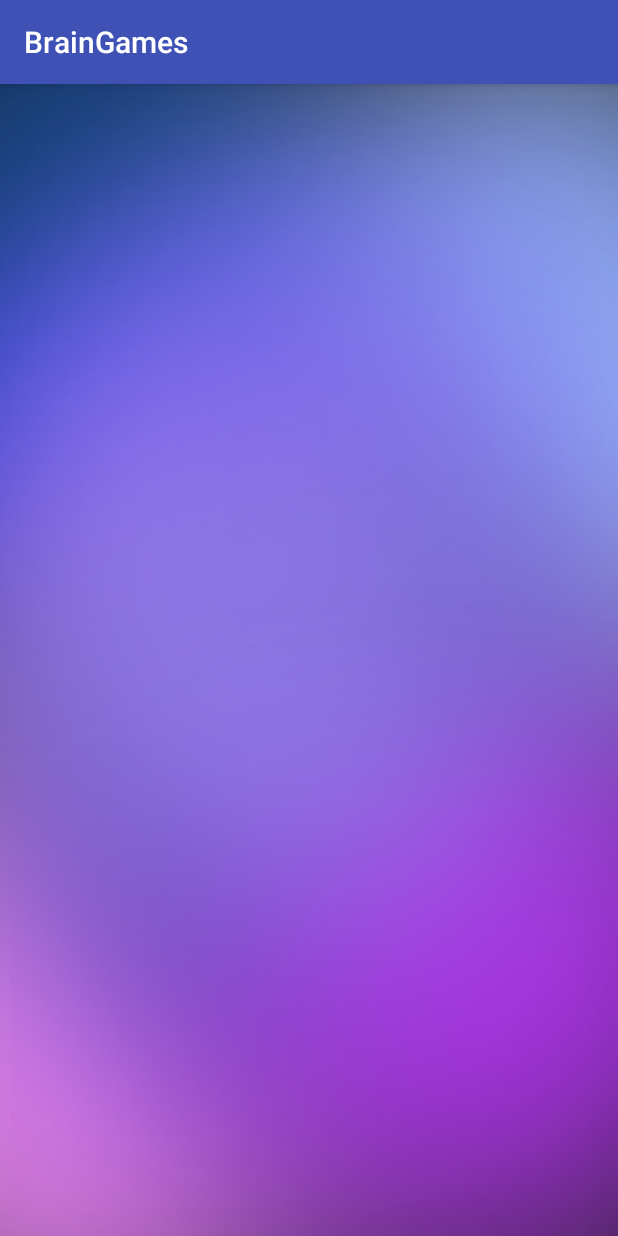
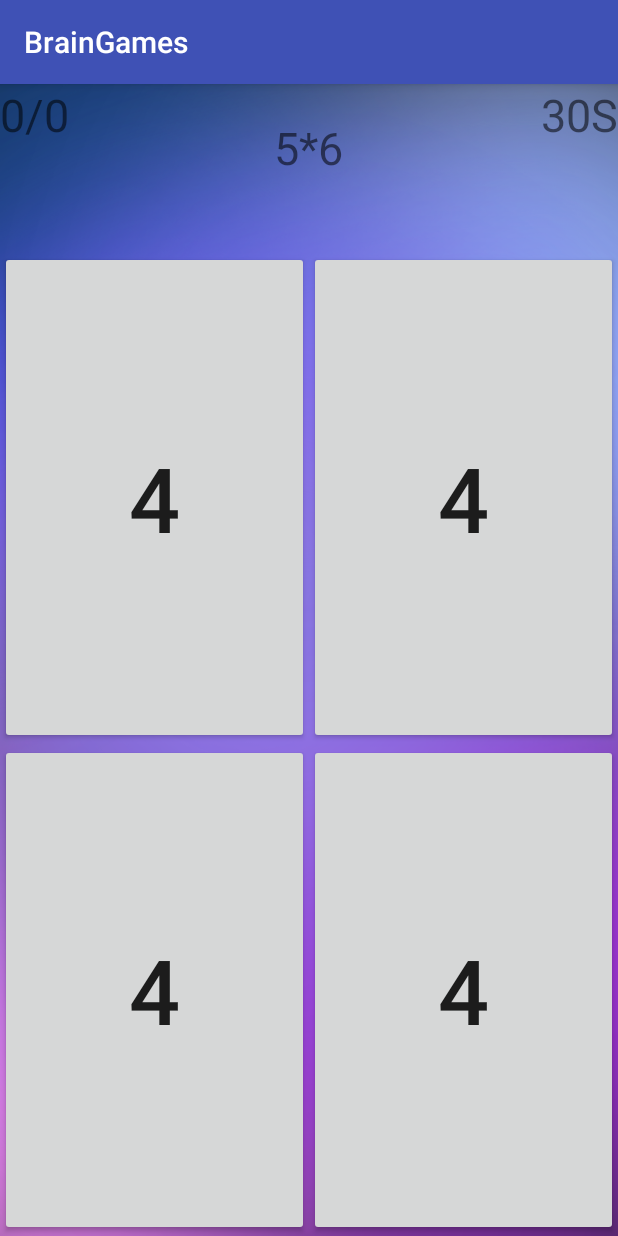
Before and after one commit to Collins33/brainGames, an Android app: the secondActivity screen opened directly, with no data from a screen before it, on a phone screen of 412 x 824 dp. Run offline under Robolectric (Android 15) with nearby library versions, the phone set to English and light mode, and no system bars.

Commit message:
I have added the layout for the game itself

```diff
--- a/app/src/main/res/layout/activity_second.xml
+++ b/app/src/main/res/layout/activity_second.xml
@@ -7,4 +7,94 @@
     android:background="@drawable/secondactivity"
     tools:context="com.example.root.braingames.secondActivity">
 
+
+    <TextView
+        android:id="@+id/textScore"
+        android:layout_width="wrap_content"
+        android:layout_height="wrap_content"
+        android:text="0/0"
+        android:textSize="30dp"
+        android:layout_alignBaseline="@+id/textView4"
+        android:layout_alignBottom="@+id/textView4"
+        android:layout_alignParentLeft="true"
+        android:layout_alignParentStart="true" />
+
+    <TextView
+        android:id="@+id/textTime"
+        android:layout_width="wrap_content"
+        android:layout_height="wrap_content"
+        android:layout_alignParentEnd="true"
+        android:layout_alignParentRight="true"
+        android:layout_alignParentTop="true"
+        android:text="30S"
+        android:textSize="30dp"/>
+
+    <TextView
+        android:id="@+id/textTrivia"
+        android:layout_width="wrap_content"
+        android:layout_height="wrap_content"
+        android:layout_marginTop="22dp"
+        android:text="5*6"
+        android:textSize="30dp"
+        android:layout_below="@+id/textView2"
+        android:layout_centerHorizontal="true" />
+
+    <GridLayout
+        android:layout_width="match_parent"
+        android:layout_height="match_parent"
+        android:layout_marginTop="111dp"
+        android:layout_below="@+id/textView4"
+        android:layout_alignParentRight="true"
+        android:layout_alignParentEnd="true">
+
+        <Button
+            android:id="@+id/button1"
+            android:layout_width="wrap_content"
+            android:layout_height="wrap_content"
+            android:layout_column="0"
+            android:layout_columnWeight="1"
+            android:layout_gravity="fill"
+            android:layout_row="0"
+            android:layout_rowWeight="1"
+            android:tag="0"
+            android:text="4"
+            android:textSize="60dp" />
+        <Button
+            android:id="@+id/button2"
+            android:layout_width="wrap_content"
+            android:layout_height="wrap_content"
+            android:layout_column="0"
+            android:layout_columnWeight="1"
+            android:layout_gravity="fill"
+            android:layout_row="1"
+            android:layout_rowWeight="1"
+            android:tag="1"
+            android:text="4"
+            android:textSize="60dp" />
+        <Button
+            android:id="@+id/button3"
+            android:layout_width="wrap_content"
+            android:layout_height="wrap_content"
+            android:layout_column="1"
+            android:layout_columnWeight="1"
+            android:layout_gravity="fill"
+            android:layout_row="0"
+            android:layout_rowWeight="1"
+            android:tag="2"
+            android:text="4"
+            android:textSize="60dp" />
+        <Button
+            android:id="@+id/button4"
+            android:layout_width="wrap_content"
+            android:layout_height="wrap_content"
+            android:layout_column="1"
+            android:layout_columnWeight="1"
+            android:layout_gravity="fill"
+            android:layout_row="1"
+            android:layout_rowWeight="1"
+            android:tag="0"
+            android:text="4"
+            android:textSize="60dp" />
+    </GridLayout>
+
 </RelativeLayout>
```
